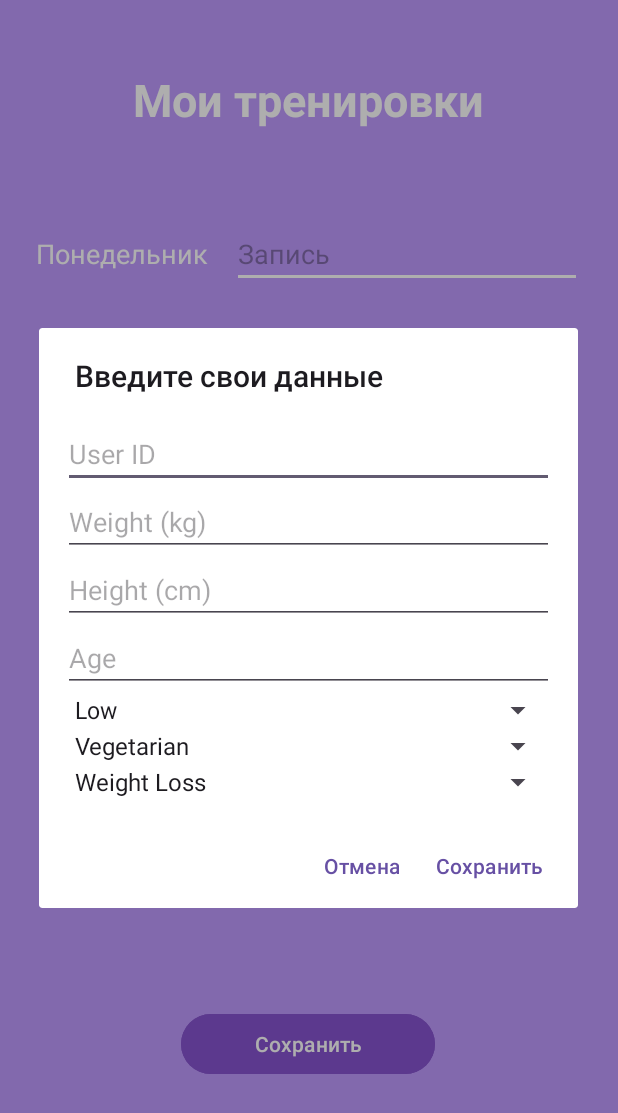
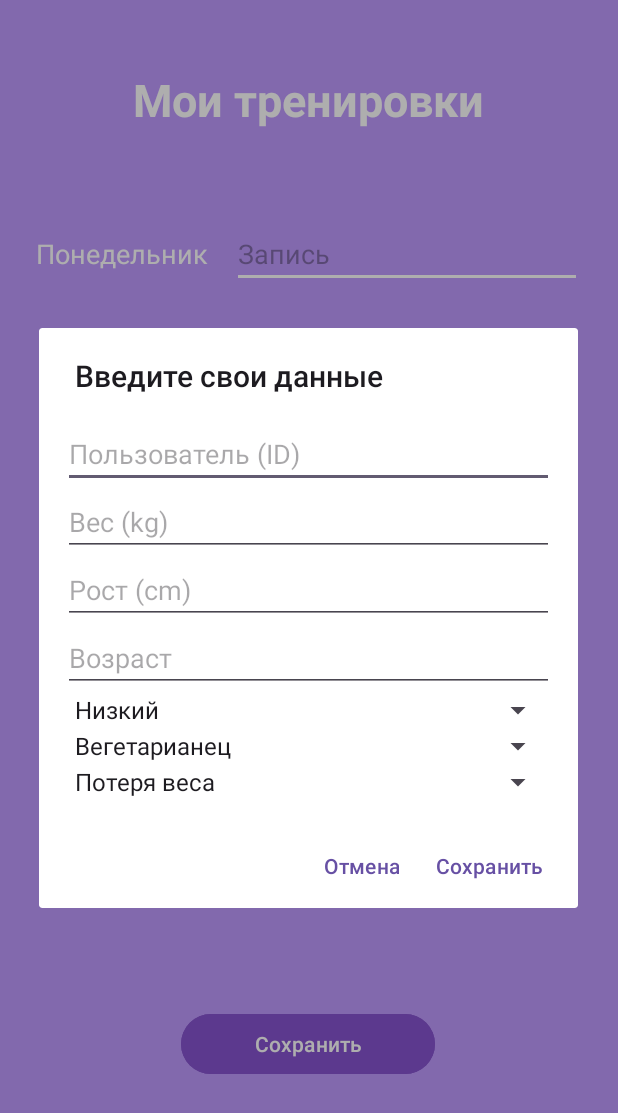
Before and after one commit to katya342/SportsNotes, an Android app: the MarkSelection screen opened directly, with no data from a screen before it, after a tap on "Создать свою тренировку", on a phone screen of 412 x 824 dp. Shown: the top 1113 px of the screen. Run offline under Robolectric (Android 15) with nearby library versions, the phone set to English and light mode, and no system bars; pictures from the network do not load.

Commit message:
commit: eddit profile, user_account, user_input

```diff
--- a/app/src/main/res/layout/activity_user_account.xml
+++ b/app/src/main/res/layout/activity_user_account.xml
@@ -41,7 +41,7 @@
             android:layout_width="wrap_content"
             android:layout_height="wrap_content"
             android:layout_marginBottom="8dp"
-            android:text="John Doe"
+            android:text="Пользователь"
             android:textSize="24sp"
             android:textStyle="bold"/>
 
@@ -71,7 +71,7 @@
             android:layout_marginTop="16dp"
             android:backgroundTint="#8754CF"
             android:padding="12dp"
-            android:text="Edit Profile"
+            android:text="Редактировать профиль"
             android:textColor="@android:color/white"
             android:textSize="16sp"/>
 
--- a/app/src/main/res/layout/dialog_user_input.xml
+++ b/app/src/main/res/layout/dialog_user_input.xml
@@ -9,28 +9,28 @@
         android:id="@+id/etUserId"
         android:layout_width="match_parent"
         android:layout_height="wrap_content"
-        android:hint="User ID"
+        android:hint="Пользователь (ID)"
         android:inputType="number" />
 
     <EditText
         android:id="@+id/etWeight"
         android:layout_width="match_parent"
         android:layout_height="wrap_content"
-        android:hint="Weight (kg)"
+        android:hint="Вес (kg)"
         android:inputType="numberDecimal" />
-
+1
     <EditText
         android:id="@+id/etHeight"
         android:layout_width="match_parent"
         android:layout_height="wrap_content"
-        android:hint="Height (cm)"
+        android:hint="Рост (cm)"
         android:inputType="numberDecimal" />
 
     <EditText
         android:id="@+id/etAge"
         android:layout_width="match_parent"
         android:layout_height="wrap_content"
-        android:hint="Age"
+        android:hint="Возраст"
         android:inputType="number" />
 
     <Spinner
--- a/app/src/main/res/values/strings.xml
+++ b/app/src/main/res/values/strings.xml
@@ -9,19 +9,19 @@
         <item>Велоспорт</item>
     </string-array>
     <string-array name="activity_level_array">
-        <item>Low</item>
-        <item>Medium</item>
-        <item>High</item>
+        <item>Низкий</item>
+        <item>Средний</item>
+        <item>Высокий</item>
     </string-array>
     <string-array name="diet_type_array">
-        <item>Vegetarian</item>
-        <item>Vegan</item>
-        <item>Keto</item>
+        <item>Вегетарианец</item>
+        <item>Веган</item>
+        <item>Кето</item>
     </string-array>
     <string-array name="goal_array">
-        <item>Weight Loss</item>
-        <item>Muscle Gain</item>
-        <item>Maintenance</item>
+        <item>Потеря веса</item>
+        <item>Увеличение мышечной массы</item>
+        <item>Поддержка</item>
     </string-array>
 
 </resources>
```
Also changed, not shown: app/src/main/java/com/example/sportsnotes/Profile.java (+17 -4 lines), app/src/main/res/layout/dialog_edit_profile.xml (+4 -4 lines).
